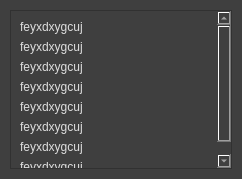
zerotonyq/MTCOLD, file UI/errorwindow.ui: the form before one commit.
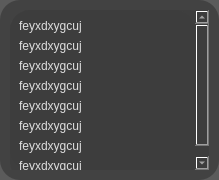
The form after the commit.

What changed in the file:
```diff
--- a/UI/errorwindow.ui
+++ b/UI/errorwindow.ui
@@ -6,16 +6,17 @@
    <rect>
     <x>0</x>
     <y>0</y>
-    <width>242</width>
-    <height>179</height>
+    <width>219</width>
+    <height>180</height>
    </rect>
   </property>
   <property name="windowTitle">
    <string>Form</string>
   </property>
   <property name="styleSheet">
-   <string notr="true">background-color: rgb(63, 63, 63);
-color: rgb(222, 222, 222);</string>
+   <string notr="true">color: rgb(222, 222, 222);
+background: rgba(61, 61, 61, 0.85);
+border-radius: 20px;</string>
   </property>
   <layout class="QVBoxLayout" name="verticalLayout">
    <property name="sizeConstraint">
@@ -43,7 +44,7 @@
        <rect>
         <x>0</x>
         <y>0</y>
-        <width>199</width>
+        <width>178</width>
         <height>231</height>
        </rect>
       </property>
```
